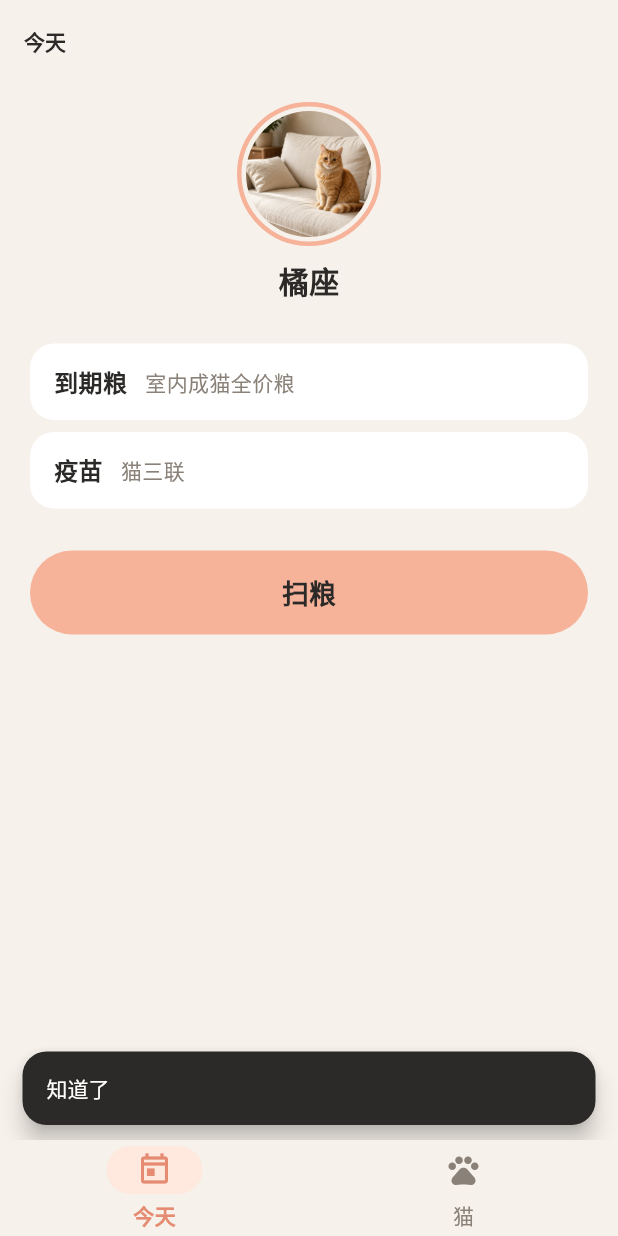
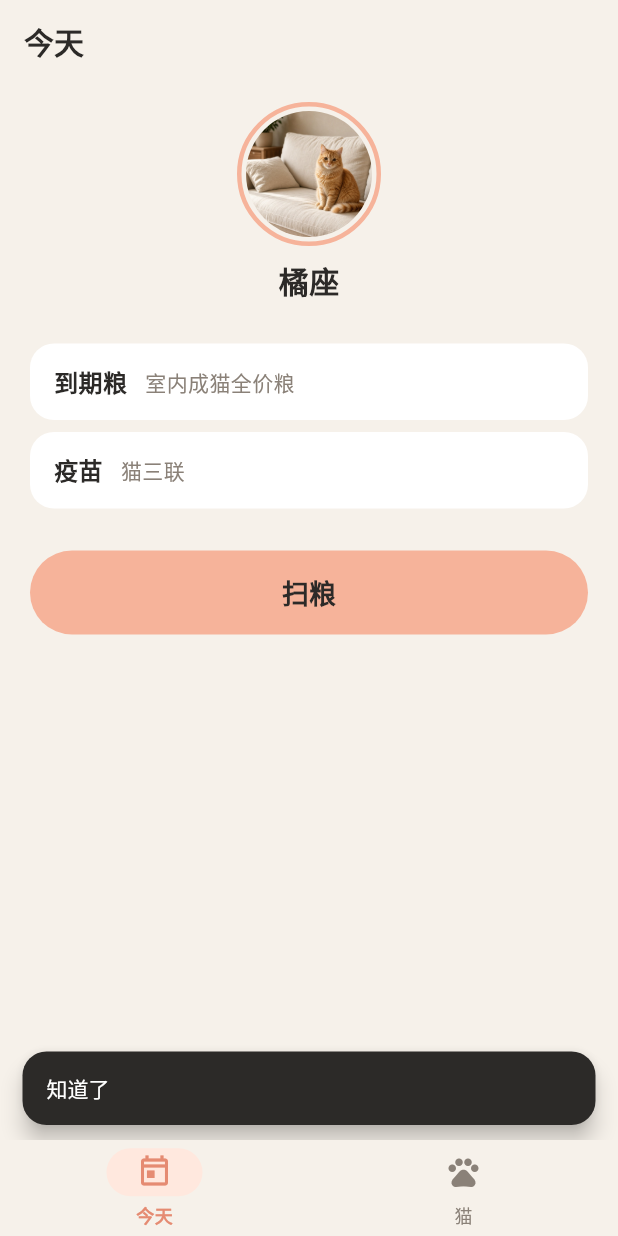
Before and after one commit to huakan88/zhuaji, a Flutter app: the screen it shows after launch, after a tap on "体重", on a phone screen of 412 x 824 dp. Run offline on Flutter 3.47's test engine with Material 3 defaults, Android fonts, the phone set to English and light mode, and no system bars; our stand-ins replace drift, drift_flutter, flutter_local_notifications, flutter_timezone, go_router, image_picker and 1 more; missing offline and left inert: google_mlkit_text_recognition, mobile_scanner; accounts and stored records are empty; generated files the repository leaves out were written again.

Commit message:
Keep Chinese and icons from painting as boxes in 2.0.1.
Register every Noto Sans SC weight on the static Regular and Bold files, and ship the full Material and Cupertino icon fonts in release builds.

Co-authored-by: huakan88 <huakan88@gmail.com>

```diff
--- /dev/null
+++ b/lib/core/theme/app_fonts.dart
@@ -0,0 +1,26 @@
+import 'package:flutter/material.dart';
+
+/// Static Noto Sans SC. The variable font's default instance is Thin, and
+/// those hairline strokes paint as empty boxes. Every requested weight is
+/// mapped onto the Regular or Bold file in pubspec so nothing falls through
+/// to a system font that has no Chinese glyphs.
+const zhuajiFamily = 'NotoSansSC';
+const zhuajiFallback = <String>[zhuajiFamily];
+
+const zhuaji = TextStyle(
+  fontFamily: zhuajiFamily,
+  fontFamilyFallback: zhuajiFallback,
+);
+
+FontWeight zhuajiWeight(FontWeight? weight) {
+  final value = (weight ?? FontWeight.w400).value;
+  return value >= FontWeight.w600.value ? FontWeight.w700 : FontWeight.w400;
+}
+
+TextStyle zhuajiOf(TextStyle? style) {
+  return (style ?? const TextStyle()).copyWith(
+    fontFamily: zhuajiFamily,
+    fontFamilyFallback: zhuajiFallback,
+    fontWeight: zhuajiWeight(style?.fontWeight),
+  );
+}
--- a/lib/core/theme/app_theme.dart
+++ b/lib/core/theme/app_theme.dart
@@ -1,10 +1,9 @@
 import 'package:flutter/material.dart';
 
+import 'app_fonts.dart';
 import 'app_tokens.dart';
 
 ThemeData buildAppTheme() {
-  const family = 'NotoSansSC';
-  const fallback = <String>[family];
   final base = ColorScheme.fromSeed(
     seedColor: AppColors.coral,
     brightness: Brightness.light,
@@ -21,23 +20,27 @@ ThemeData buildAppTheme() {
   );
   final typography = Typography.material2021(platform: TargetPlatform.android);
   final text = typography.black.apply(
-    fontFamily: family,
-    fontFamilyFallback: fallback,
+    fontFamily: zhuajiFamily,
+    fontFamilyFallback: zhuajiFallback,
     bodyColor: AppColors.ink,
     displayColor: AppColors.ink,
   );
   final primaryText = typography.white.apply(
-    fontFamily: family,
-    fontFamilyFallback: fallback,
+    fontFamily: zhuajiFamily,
+    fontFamilyFallback: zhuajiFallback,
   );
+  final body = zhuajiOf(text.bodyMedium);
+  final title = zhuajiOf(text.titleLarge)
+      .copyWith(fontWeight: FontWeight.w700, fontSize: 20);
+  final label = zhuaji.copyWith(fontWeight: FontWeight.w700, fontSize: 15);
   return ThemeData(
     useMaterial3: true,
     colorScheme: scheme,
     scaffoldBackgroundColor: AppColors.background,
-    fontFamily: family,
-    fontFamilyFallback: fallback,
-    textTheme: text,
-    primaryTextTheme: primaryText,
+    fontFamily: zhuajiFamily,
+    fontFamilyFallback: zhuajiFallback,
+    textTheme: _faces(text),
+    primaryTextTheme: _faces(primaryText),
     splashFactory: InkRipple.splashFactory,
     appBarTheme: AppBarTheme(
       backgroundColor: AppColors.background,
@@ -45,7 +48,8 @@ ThemeData buildAppTheme() {
       elevation: 0,
       scrolledUnderElevation: 0,
       centerTitle: false,
-      titleTextStyle: text.titleLarge?.copyWith(fontWeight: FontWeight.w700),
+      titleTextStyle: title,
+      toolbarTextStyle: body,
     ),
     filledButtonTheme: FilledButtonThemeData(
       style: FilledButton.styleFrom(
@@ -54,11 +58,7 @@ ThemeData buildAppTheme() {
         minimumSize: const Size(0, 48),
         padding: const EdgeInsets.symmetric(horizontal: 20, vertical: 12),
         shape: const StadiumBorder(),
-        textStyle: const TextStyle(
-          fontFamily: family,
-          fontWeight: FontWeight.w600,
-          fontSize: 15,
-        ),
+        textStyle: label,
       ),
     ),
     outlinedButtonTheme: OutlinedButtonThemeData(
@@ -67,20 +67,21 @@ ThemeData buildAppTheme() {
         minimumSize: const Size(0, 48),
         side: const BorderSide(color: AppColors.line, width: 1.2),
         shape: const StadiumBorder(),
-        textStyle: const TextStyle(
-          fontFamily: family,
-          fontWeight: FontWeight.w600,
-          fontSize: 15,
-        ),
+        textStyle: label,
       ),
     ),
     textButtonTheme: TextButtonThemeData(
-      style: TextButton.styleFrom(foregroundColor: AppColors.olive),
+      style: TextButton.styleFrom(
+        foregroundColor: AppColors.olive,
+        textStyle: label,
+      ),
     ),
     inputDecorationTheme: InputDecorationTheme(
       filled: true,
       fillColor: AppColors.cream,
-      hintStyle: const TextStyle(fontFamily: family, color: AppColors.muted),
+      labelStyle: body,
+      hintStyle: body.copyWith(color: AppColors.muted),
+      floatingLabelStyle: body,
       contentPadding: const EdgeInsets.symmetric(horizontal: 16, vertical: 14),
       border: OutlineInputBorder(
         borderRadius: BorderRadius.circular(Radii.m),
@@ -95,39 +96,40 @@ ThemeData buildAppTheme() {
         borderSide: const BorderSide(color: AppColors.coralDeep, width: 1.4),
       ),
     ),
-    cardTheme: CardThemeData(
-      color: AppColors.card,
-      elevation: 0,
-      margin: EdgeInsets.zero,
-      shape: RoundedRectangleBorder(
-        borderRadius: BorderRadius.circular(Radii.l),
+    listTileTheme: ListTileThemeData(
+      titleTextStyle: zhuaji.copyWith(
+        fontWeight: FontWeight.w700,
+        fontSize: 16,
+        color: AppColors.ink,
       ),
+      subtitleTextStyle: body.copyWith(color: AppColors.muted),
     ),
-    dividerColor: AppColors.line,
+    chipTheme: ChipThemeData(
+      backgroundColor: AppColors.cream,
+      selectedColor: AppColors.coral,
+      disabledColor: AppColors.cream,
+      labelStyle: zhuaji.copyWith(fontSize: 13, color: AppColors.ink),
+      secondaryLabelStyle: zhuaji.copyWith(fontSize: 13, color: AppColors.ink),
+      showCheckmark: false,
+      side: BorderSide.none,
+      shape: const StadiumBorder(),
+      padding: const EdgeInsets.symmetric(horizontal: 6, vertical: 2),
+    ),
     dialogTheme: DialogThemeData(
       backgroundColor: AppColors.card,
+      titleTextStyle: title.copyWith(fontSize: 18),
+      contentTextStyle: body,
       shape: RoundedRectangleBorder(
         borderRadius: BorderRadius.circular(Radii.xl),
       ),
     ),
     snackBarTheme: SnackBarThemeData(
       backgroundColor: AppColors.ink,
-      contentTextStyle: text.bodyMedium?.copyWith(color: Colors.white),
+      contentTextStyle: body.copyWith(color: Colors.white),
       behavior: SnackBarBehavior.floating,
       shape: RoundedRectangleBorder(
         borderRadius: BorderRadius.circular(Radii.m),
       ),
-    ),
-    chipTheme: ChipThemeData(
-      backgroundColor: AppColors.cream,
-      selectedColor: AppColors.coral,
-      disabledColor: AppColors.cream,
-      labelStyle: text.labelLarge?.copyWith(color: AppColors.ink),
-      secondaryLabelStyle: text.labelLarge?.copyWith(color: AppColors.ink),
-      showCheckmark: false,
-      side: BorderSide.none,
-      shape: const StadiumBorder(),
-      padding: const EdgeInsets.symmetric(horizontal: 6, vertical: 2),
     ),
     navigationBarTheme: NavigationBarThemeData(
       height: 68,
@@ -136,7 +138,8 @@ ThemeData buildAppTheme() {
       elevation: 0,
       labelTextStyle: WidgetStateProperty.resolveWith((states) {
         final selected = states.contains(WidgetState.selected);
-        return text.labelMedium?.copyWith(
+        return zhuaji.copyWith(
+          fontSize: 12,
           fontWeight: selected ? FontWeight.w700 : FontWeight.w400,
           color: selected ? AppColors.coralDeep : AppColors.muted,
         );
@@ -157,3 +160,24 @@ ThemeData buildAppTheme() {
     ),
   );
 }
+
+TextTheme _faces(TextTheme theme) {
+  TextStyle? face(TextStyle? style) => style == null ? null : zhuajiOf(style);
+  return theme.copyWith(
+    displayLarge: face(theme.displayLarge),
+    displayMedium: face(theme.displayMedium),
+    displaySmall: face(theme.displaySmall),
+    headlineLarge: face(theme.headlineLarge),
+    headlineMedium: face(theme.headlineMedium),
+    headlineSmall: face(theme.headlineSmall),
+    titleLarge: face(theme.titleLarge),
+    titleMedium: face(theme.titleMedium),
+    titleSmall: face(theme.titleSmall),
+    bodyLarge: face(theme.bodyLarge),
+    bodyMedium: face(theme.bodyMedium),
+    bodySmall: face(theme.bodySmall),
+    labelLarge: face(theme.labelLarge),
+    labelMedium: face(theme.labelMedium),
+    labelSmall: face(theme.labelSmall),
+  );
+}
--- a/lib/features/home/home_page.dart
+++ b/lib/features/home/home_page.dart
@@ -2,6 +2,7 @@ import 'package:flutter/material.dart';
 import 'package:go_router/go_router.dart';
 
 import '../../core/format.dart';
+import '../../core/theme/app_fonts.dart';
 import '../../core/theme/app_tokens.dart';
 import '../../domain/dates.dart';
 import '../../core/widgets/common.dart';
@@ -39,7 +40,7 @@ class HomePage extends StatelessWidget {
             Center(
               child: Text(
                 cat.name,
-                style: const TextStyle(
+                style: zhuaji.copyWith(
                   fontSize: 20,
                   fontWeight: FontWeight.w700,
                 ),
@@ -56,7 +57,7 @@ class HomePage extends StatelessWidget {
             onPressed: () => context.push('/scan'),
             style: FilledButton.styleFrom(
               minimumSize: const Size.fromHeight(56),
-              textStyle: const TextStyle(
+              textStyle: zhuaji.copyWith(
                 fontSize: 18,
                 fontWeight: FontWeight.w700,
               ),
@@ -174,7 +175,7 @@ class _TodoRow extends StatelessWidget {
             children: [
               Text(
                 todo.title,
-                style: const TextStyle(
+                style: zhuaji.copyWith(
                   fontSize: 16,
                   fontWeight: FontWeight.w700,
                 ),
@@ -185,7 +186,7 @@ class _TodoRow extends StatelessWidget {
                   todo.detail,
                   maxLines: 1,
                   overflow: TextOverflow.ellipsis,
-                  style: const TextStyle(color: AppColors.muted),
+                  style: zhuaji.copyWith(color: AppColors.muted),
                 ),
               ),
             ],
--- a/lib/features/pantry/confirm_page.dart
+++ b/lib/features/pantry/confirm_page.dart
@@ -2,6 +2,7 @@ import 'package:flutter/material.dart';
 import 'package:go_router/go_router.dart';
 
 import '../../core/format.dart';
+import '../../core/theme/app_fonts.dart';
 import '../../core/theme/app_tokens.dart';
 import '../../core/widgets/common.dart';
 import '../../domain/models.dart';
@@ -61,7 +62,7 @@ class _ConfirmPageState extends State<ConfirmPage> {
             const SizedBox(height: 16),
             Text(
               '到期 ${formatDate(_expiry!)}',
-              style: const TextStyle(fontSize: 22, fontWeight: FontWeight.w700),
+              style: zhuaji.copyWith(fontSize: 22, fontWeight: FontWeight.w700),
             ),
           ],
           const SizedBox(height: 28),
```
Also changed, not shown: lib/core/widgets/common.dart (+12 -11 lines), lib/features/cats/cats_page.dart (+7 -6 lines), lib/features/health/checkups_page.dart (+4 -3 lines), lib/features/health/disease_page.dart (+6 -5 lines), lib/features/pantry/scan_page.dart (+10 -7 lines), lib/features/records/record_sheets.dart (+7 -6 lines), pubspec.yaml (+18 -1 lines), 5 other files.
